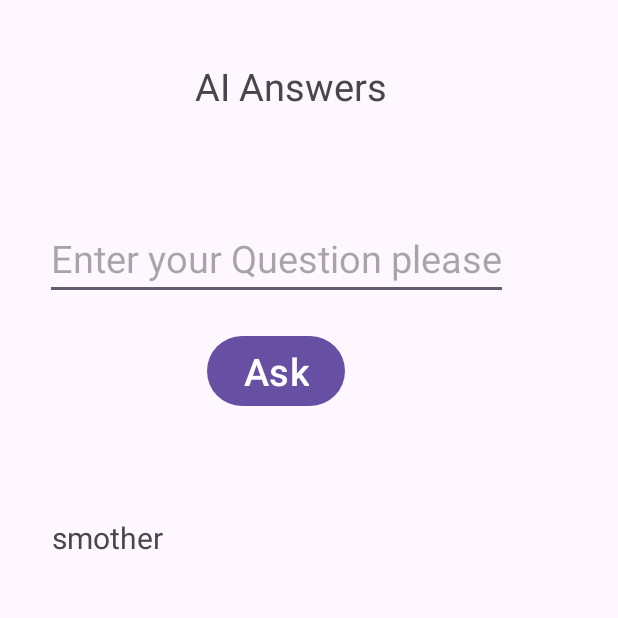
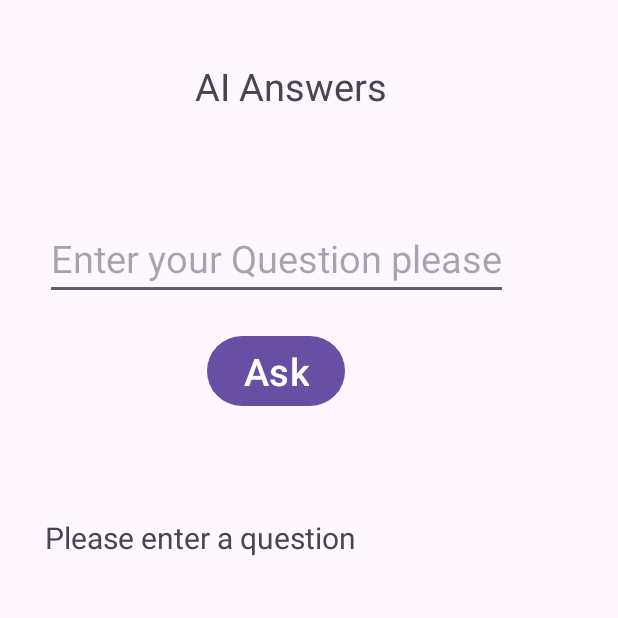
Before and after one commit to ItayAmoyal/Geminiproject, an Android app: the screen it shows after launch (MainActivity), after a tap on "Ask", on a phone screen of 412 x 824 dp, the top half of it. Run offline under Robolectric (Android 15) with nearby library versions, the phone set to English and light mode, and no system bars; libraries missing offline, so code that uses them is left out: com.google.ai.client; 2 statements that could not run were skipped.

Commit message:
פרוייקט מוכן

```diff
--- a/app/src/main/java/sc/example/geminiproject/MainActivity.java
+++ b/app/src/main/java/sc/example/geminiproject/MainActivity.java
@@ -29,7 +29,7 @@ public class MainActivity extends AppCompatActivity {
             public void onClick(View view) {
                 String Question1 = editText.getText().toString();
                 if (Question1.isEmpty()) {
-                    textView.setText(BuildConfig.GEMINI_API_KEY+" smother");
+                    textView.setText("Please enter a question");
 
                 }
                 String prompt = " Answer the following question in less then 50 words: " + Question1;
```
